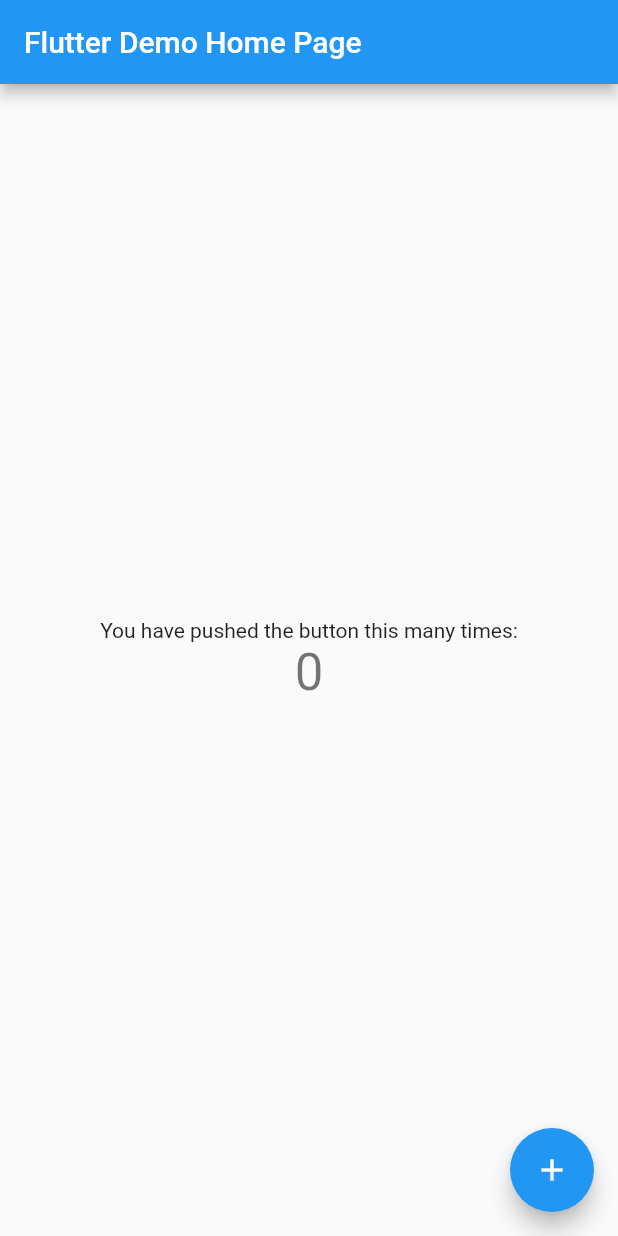
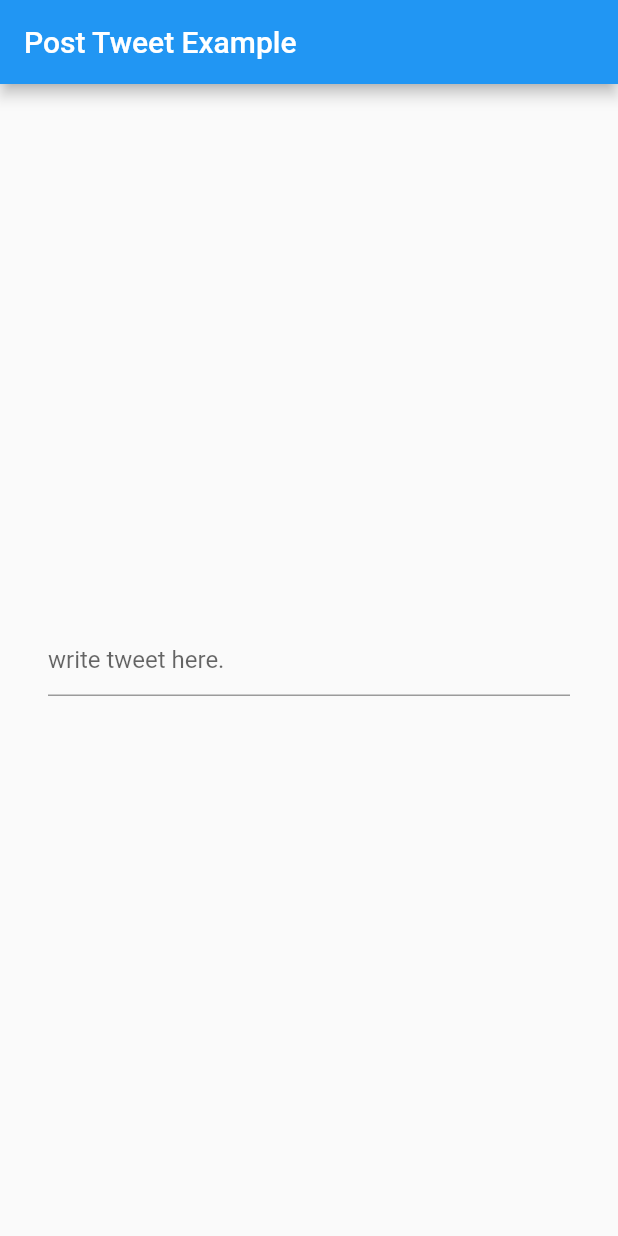
Before and after one commit to kitoko552/flutter_post_tweet_example, a Flutter app: the screen it shows after launch, on a phone screen of 412 x 824 dp. Run offline on Flutter 3.47's test engine with Material 2 defaults, Android fonts, the phone set to English and light mode, and no system bars.

Commit message:
Add TextField

```diff
--- a/lib/main.dart
+++ b/lib/main.dart
@@ -1,109 +1,40 @@
 import 'package:flutter/material.dart';
 
-void main() => runApp(new MyApp());
+void main() => runApp(new App());
 
-class MyApp extends StatelessWidget {
-  // This widget is the root of your application.
+class App extends StatelessWidget {
   @override
   Widget build(BuildContext context) {
     return new MaterialApp(
       title: 'Flutter Demo',
       theme: new ThemeData(
-        // This is the theme of your application.
-        //
-        // Try running your application with "flutter run". You'll see the
-        // application has a blue toolbar. Then, without quitting the app, try
-        // changing the primarySwatch below to Colors.green and then invoke
-        // "hot reload" (press "r" in the console where you ran "flutter run",
-        // or press Run > Flutter Hot Reload in IntelliJ). Notice that the
-        // counter didn't reset back to zero; the application is not restarted.
         primarySwatch: Colors.blue,
       ),
-      home: new MyHomePage(title: 'Flutter Demo Home Page'),
+      home: new Home(),
     );
   }
 }
 
-class MyHomePage extends StatefulWidget {
-  MyHomePage({Key key, this.title}) : super(key: key);
-
-  // This widget is the home page of your application. It is stateful, meaning
-  // that it has a State object (defined below) that contains fields that affect
-  // how it looks.
-
-  // This class is the configuration for the state. It holds the values (in this
-  // case the title) provided by the parent (in this case the App widget) and
-  // used by the build method of the State. Fields in a Widget subclass are
-  // always marked "final".
-
-  final String title;
-
+class Home extends StatefulWidget {
   @override
-  _MyHomePageState createState() => new _MyHomePageState();
+  State<StatefulWidget> createState() => HomeState();
 }
 
-class _MyHomePageState extends State<MyHomePage> {
-  int _counter = 0;
-
-  void _incrementCounter() {
-    setState(() {
-      // This call to setState tells the Flutter framework that something has
-      // changed in this State, which causes it to rerun the build method below
-      // so that the display can reflect the updated values. If we changed
-      // _counter without calling setState(), then the build method would not be
-      // called again, and so nothing would appear to happen.
-      _counter++;
-    });
-  }
-
+class HomeState extends State<Home> {
   @override
   Widget build(BuildContext context) {
-    // This method is rerun every time setState is called, for instance as done
-    // by the _incrementCounter method above.
-    //
-    // The Flutter framework has been optimized to make rerunning build methods
-    // fast, so that you can just rebuild anything that needs updating rather
-    // than having to individually change instances of widgets.
     return new Scaffold(
       appBar: new AppBar(
-        // Here we take the value from the MyHomePage object that was created by
-        // the App.build method, and use it to set our appbar title.
-        title: new Text(widget.title),
+        title: new Text('Post Tweet Example')
       ),
       body: new Center(
-        // Center is a layout widget. It takes a single child and positions it
-        // in the middle of the parent.
-        child: new Column(
-          // Column is also layout widget. It takes a list of children and
-          // arranges them vertically. By default, it sizes itself to fit its
-          // children horizontally, and tries to be as tall as its parent.
-          //
-          // Invoke "debug paint" (press "p" in the console where you ran
-          // "flutter run", or select "Toggle Debug Paint" from the Flutter tool
-          // window in IntelliJ) to see the wireframe for each widget.
-          //
-          // Column has various properties to control how it sizes itself and
-          // how it positions its children. Here we use mainAxisAlignment to
-          // center the children vertically; the main axis here is the vertical
-          // axis because Columns are vertical (the cross axis would be
-          // horizontal).
-          mainAxisAlignment: MainAxisAlignment.center,
-          children: <Widget>[
-            new Text(
-              'You have pushed the button this many times:',
-            ),
-            new Text(
-              '$_counter',
-              style: Theme.of(context).textTheme.display1,
-            ),
-          ],
-        ),
-      ),
-      floatingActionButton: new FloatingActionButton(
-        onPressed: _incrementCounter,
-        tooltip: 'Increment',
-        child: new Icon(Icons.add),
-      ), // This trailing comma makes auto-formatting nicer for build methods.
+        child: new Container(
+          padding: const EdgeInsets.symmetric(horizontal: 32.0),
+          child: new TextField(
+            decoration: new InputDecoration(hintText: 'write tweet here.'),
+          ),
+        )
+      )
     );
   }
 }
```
